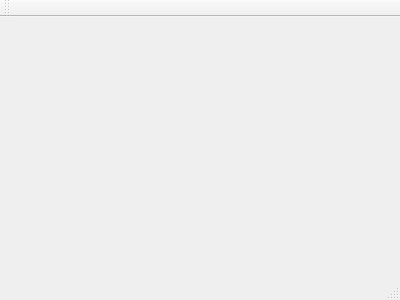
Before: the Qt Designer form mainwindow.ui in vivekvpandya/RoomManager, drawn with Qt 5.
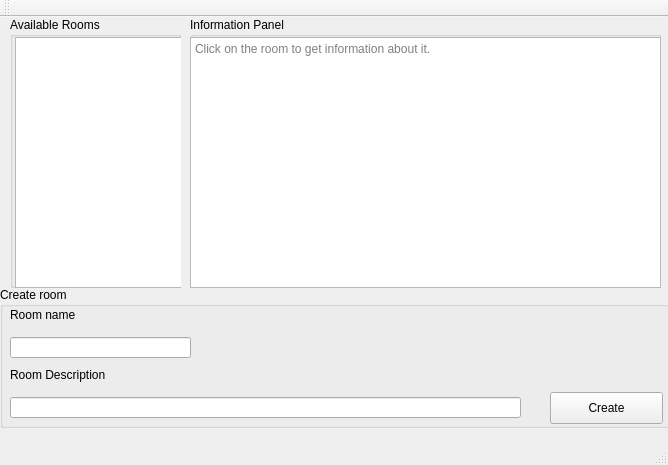
After: the same form once the commit is applied.

Diff of the .ui file:
```diff
--- a/mainwindow.ui
+++ b/mainwindow.ui
@@ -1,24 +1,164 @@
 <ui version="4.0">
  <class>MainWindow</class>
- <widget class="QMainWindow" name="MainWindow" >
-  <property name="geometry" >
+ <widget class="QMainWindow" name="MainWindow">
+  <property name="geometry">
    <rect>
     <x>0</x>
     <y>0</y>
-    <width>400</width>
-    <height>300</height>
+    <width>668</width>
+    <height>465</height>
    </rect>
   </property>
   <property name="windowTitle" >
    <string>MainWindow</string>
   </property>
-  <widget class="QMenuBar" name="menuBar" />
-  <widget class="QToolBar" name="mainToolBar" />
-  <widget class="QWidget" name="centralWidget" />
-  <widget class="QStatusBar" name="statusBar" />
+  <widget class="QWidget" name="centralWidget">
+   <widget class="QGroupBox" name="groupBox">
+    <property name="geometry">
+     <rect>
+      <x>0</x>
+      <y>270</y>
+      <width>671</width>
+      <height>141</height>
+     </rect>
+    </property>
+    <property name="title">
+     <string>Create room</string>
+    </property>
+    <widget class="QPushButton" name="createBtn">
+     <property name="geometry">
+      <rect>
+       <x>550</x>
+       <y>105</y>
+       <width>113</width>
+       <height>32</height>
+      </rect>
+     </property>
+     <property name="text">
+      <string>Create</string>
+     </property>
+    </widget>
+    <widget class="QLineEdit" name="roomName">
+     <property name="geometry">
+      <rect>
+       <x>10</x>
+       <y>50</y>
+       <width>181</width>
+       <height>21</height>
+      </rect>
+     </property>
+    </widget>
+    <widget class="QLabel" name="label">
+     <property name="geometry">
+      <rect>
+       <x>10</x>
+       <y>20</y>
+       <width>81</width>
+       <height>16</height>
+      </rect>
+     </property>
+     <property name="text">
+      <string>Room name</string>
+     </property>
+    </widget>
+    <widget class="QLineEdit" name="roomDesc">
+     <property name="geometry">
+      <rect>
+       <x>10</x>
+       <y>110</y>
+       <width>511</width>
+       <height>21</height>
+      </rect>
+     </property>
+    </widget>
+    <widget class="QLabel" name="label_2">
+     <property name="geometry">
+      <rect>
+       <x>10</x>
+       <y>80</y>
+       <width>111</width>
+       <height>16</height>
+      </rect>
+     </property>
+     <property name="text">
+      <string>Room Description</string>
+     </property>
+    </widget>
+   </widget>
+   <widget class="QGroupBox" name="groupBox_2">
+    <property name="geometry">
+     <rect>
+      <x>10</x>
+      <y>0</y>
+      <width>171</width>
+      <height>271</height>
+     </rect>
+    </property>
+    <property name="title">
+     <string>Available Rooms </string>
+    </property>
+    <widget class="QListWidget" name="availableRoomsListWidget">
+     <property name="geometry">
+      <rect>
+       <x>5</x>
+       <y>20</y>
+       <width>181</width>
+       <height>251</height>
+      </rect>
+     </property>
+    </widget>
+   </widget>
+   <widget class="QGroupBox" name="groupBox_3">
+    <property name="geometry">
+     <rect>
+      <x>190</x>
+      <y>0</y>
+      <width>471</width>
+      <height>271</height>
+     </rect>
+    </property>
+    <property name="title">
+     <string>Information Panel</string>
+    </property>
+    <widget class="QPlainTextEdit" name="infoPanelTextBox">
+     <property name="geometry">
+      <rect>
+       <x>0</x>
+       <y>20</y>
+       <width>471</width>
+       <height>251</height>
+      </rect>
+     </property>
+     <property name="readOnly">
+      <bool>true</bool>
+     </property>
+     <property name="placeholderText">
+      <string>Click on the room to get information about it.</string>
+     </property>
+    </widget>
+   </widget>
+  </widget>
+  <widget class="QMenuBar" name="menuBar">
+   <property name="geometry">
+    <rect>
+     <x>0</x>
+     <y>0</y>
+     <width>668</width>
+     <height>22</height>
+    </rect>
+   </property>
+  </widget>
+  <widget class="QToolBar" name="mainToolBar">
+   <attribute name="toolBarArea">
+    <enum>TopToolBarArea</enum>
+   </attribute>
+   <attribute name="toolBarBreak">
+    <bool>false</bool>
+   </attribute>
+  </widget>
+  <widget class="QStatusBar" name="statusBar"/>
  </widget>
- <layoutDefault spacing="6" margin="11" />
- <pixmapfunction></pixmapfunction>
+ <layoutdefault spacing="6" margin="11"/>
  <resources/>
  <connections/>
 </ui>
```
Left out of the diff: 5 changed lines with no effect on the pictures.
